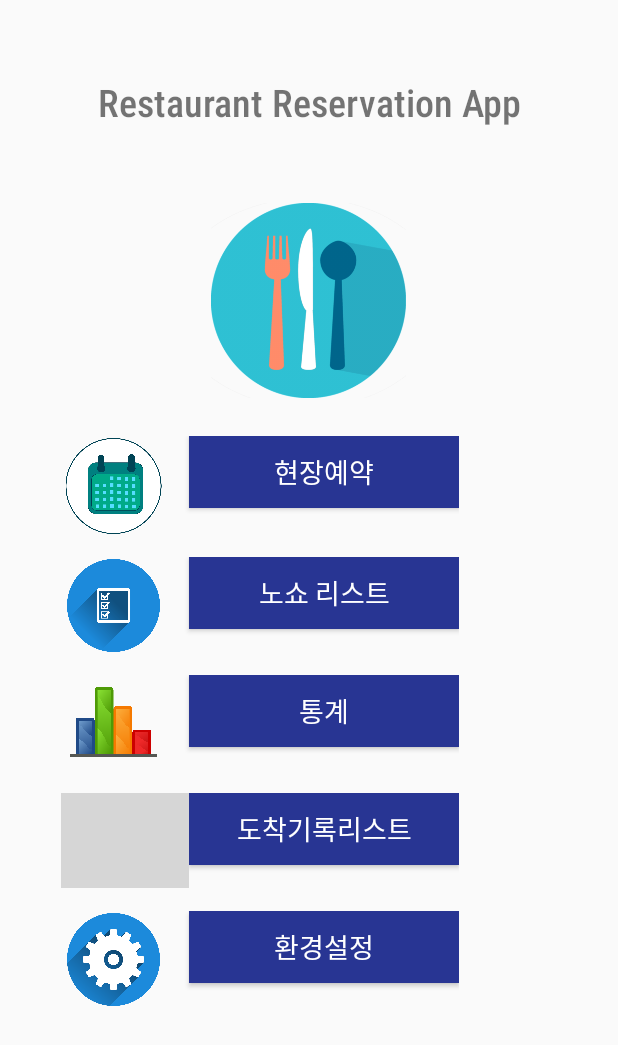
After one commit to DongHyun99/Restaurant_Reservation_System, an Android app: the layout activity_admin_main.xml on its own in the app's theme, with its tools: preview values and no code run, on a phone screen of 412 x 824 dp. The commit adds this screen. Shown: the top 1045 px of the screen. Run offline under Robolectric (Android 15) with nearby library versions, the light colour scheme and no system bars; grey boxes are pictures that could not be loaded.

Commit message:
admin_mainUI add

```diff
--- a/app/src/main/java/com/restaurant_reservation_system/controllers/ListActivity.java
+++ b/app/src/main/java/com/restaurant_reservation_system/controllers/ListActivity.java
@@ -119,7 +119,7 @@ public class ListActivity extends AppCompatActivity {
         @Override
         public void run() {
             try {
-                String site = "http://121.169.25.215/reservation.php";
+                String site = "http://192.168.219.100/reservation.php";
                 URL url = new URL(site);
                 //접속
                 URLConnection conn = url.openConnection();
@@ -244,7 +244,7 @@ public class ListActivity extends AppCompatActivity {
     }
 
     class UpDate extends StringRequest{
-        final static private String URL ="http://121.169.25.215/update_penalty.php";
+        final static private String URL ="http://192.168.219.100/update_penalty.php";
         private Map map;
         public UpDate(String id, String penalty, Response.Listener listener){
             super(Method.POST, URL, listener, null);
--- a/app/src/main/java/com/restaurant_reservation_system/controllers/LoginActivity.java
+++ b/app/src/main/java/com/restaurant_reservation_system/controllers/LoginActivity.java
@@ -109,7 +109,7 @@ public class LoginActivity extends AppCompatActivity {
         @Override
         public void run() {
             try {
-                String site = "http://121.169.25.215/user_inform.php";
+                String site = "http://192.168.219.100/user_inform.php";
                 URL url = new URL(site);
                 //접속
                 URLConnection conn = url.openConnection();
--- a/app/src/main/java/com/restaurant_reservation_system/controllers/MainActivity.java
+++ b/app/src/main/java/com/restaurant_reservation_system/controllers/MainActivity.java
@@ -182,7 +182,7 @@ public class MainActivity extends AppCompatActivity {
         @Override
         public void run() {
             try {
-                String site = "http://121.169.25.215/reservation.php";
+                String site = "http://192.168.219.100/reservation.php";
                 URL url = new URL(site);
                 //접속
                 URLConnection conn = url.openConnection();
--- a/app/src/main/java/com/restaurant_reservation_system/controllers/StaticisActivity.java
+++ b/app/src/main/java/com/restaurant_reservation_system/controllers/StaticisActivity.java
@@ -48,7 +48,7 @@ public class StaticisActivity extends AppCompatActivity {
         mArrayList = new ArrayList<>();
 
         GetData task = new GetData();
-        task.execute("http://121.169.25.215/getjson.php");
+        task.execute("http://192.168.219.100/getjson.php");
     }
 
 
--- a/app/src/main/java/com/restaurant_reservation_system/controllers/TImeTableActivity.java
+++ b/app/src/main/java/com/restaurant_reservation_system/controllers/TImeTableActivity.java
@@ -64,7 +64,7 @@
         @Override
         public void run() {
             try {
-                String site = "http://121.169.25.215/reservation.php";
+                String site = "http://192.168.219.100/reservation.php";
                 URL url = new URL(site);
                 //접속
                 URLConnection conn = url.openConnection();
--- a/app/src/main/java/com/restaurant_reservation_system/database/RegisterRequest.java
+++ b/app/src/main/java/com/restaurant_reservation_system/database/RegisterRequest.java
@@ -9,7 +9,7 @@ import java.util.Map;
 public class RegisterRequest extends StringRequest {
 
     // 서버 URL 설정 ( PHP 파일 연동 )
-    final static private String URL = "http://121.169.25.215/edit_user_inform2.php";
+    final static private String URL = "http://192.168.219.100/edit_user_inform2.php";
     private Map<String, String> map;
 
 
--- a/app/src/main/java/com/restaurant_reservation_system/database/ReservationRequest.java
+++ b/app/src/main/java/com/restaurant_reservation_system/database/ReservationRequest.java
@@ -9,7 +9,7 @@ import java.util.Map;
 public class ReservationRequest extends StringRequest {
 
     // 서버 URL 설정 ( PHP 파일 연동 )
-    final static private String URL = "http://121.169.25.215/edit_reservation.php";
+    final static private String URL = "http://192.168.219.100/edit_reservation.php";
     private Map<String, String> map;
 
 
--- /dev/null
+++ b/app/src/main/res/layout/activity_admin_main.xml
@@ -0,0 +1,211 @@
+<androidx.drawerlayout.widget.DrawerLayout
+        xmlns:android="http://schemas.android.com/apk/res/android"
+        android:id="@+id/admin_main_layout"
+        android:layout_width="match_parent"
+        android:layout_height="match_parent"
+        android:orientation="vertical">
+
+
+    <RelativeLayout
+            android:layout_width="match_parent"
+            android:layout_height="match_parent">
+        <FrameLayout
+                android:id="@android:id/tabcontent"
+                android:layout_width="match_parent"
+                android:layout_height="match_parent"
+                android:layout_margin="15dp">
+
+            <LinearLayout
+                    android:id="@+id/tab1"
+                    android:layout_width="match_parent"
+                    android:layout_height="match_parent"
+                    android:orientation="vertical">
+
+                <LinearLayout
+                        android:id="@+id/containerTitle"
+                        android:layout_width="match_parent"
+                        android:layout_height="wrap_content"
+                        android:orientation="vertical"
+                        android:padding="15dp"
+                        android:layout_marginBottom="10dp">
+
+                    <TextView
+                            android:id="@+id/title"
+                            android:layout_width="match_parent"
+                            android:layout_height="wrap_content"
+                            android:text="Restaurant Reservation App"
+                            android:textAlignment="center"
+                            android:textSize="25sp"
+                            android:inputType="text"
+                            android:maxLines="1"
+                            android:singleLine="true"
+                            android:layout_marginTop="20dp"
+                            android:fontFamily="sans-serif-condensed-medium"/>
+                    <ImageView
+                            android:src="@drawable/logo1"
+                            android:layout_width="130dp"
+                            android:layout_height="130dp"
+                            android:id="@+id/imageView"
+                            android:layout_marginTop="50dp"
+                            android:layout_marginLeft="110dp"/>
+
+                </LinearLayout>
+
+
+                <LinearLayout
+                        android:id="@+id/containerReservation"
+                        android:layout_width="wrap_content"
+                        android:layout_height="wrap_content"
+                        android:orientation="horizontal"
+                        android:paddingLeft="15dp"
+                        android:paddingBottom="10dp"
+                        android:layout_marginLeft="10dp"
+                        android:layout_marginBottom="5dp"
+                >
+
+                    <ImageView
+                            android:layout_width="85dp"
+                            android:layout_height="65dp"
+                            android:src="@drawable/calendar"
+                            android:paddingTop="1dp"
+                            android:paddingRight="15dp"
+                    />
+                    <Button
+                            android:id="@+id/book_btn"
+                            android:layout_width="180dp"
+                            android:layout_height="wrap_content"
+                            android:background="@color/primaryBlue"
+                            android:text="현장예약"
+                            android:textSize="18sp"
+                            android:inputType="text"
+                            android:maxLines="1"
+                            android:singleLine="true"
+                            android:fontFamily="sans-serif-condensed-medium"
+                            android:textColor="@color/colorInverted"/>
+
+                </LinearLayout>
+
+                <LinearLayout
+                        android:id="@+id/containerArriveTime"
+                        android:layout_width="wrap_content"
+                        android:layout_height="wrap_content"
+                        android:orientation="horizontal"
+                        android:paddingLeft="15dp"
+                        android:paddingBottom="10dp"
+                        android:layout_marginLeft="10dp"
+                        android:layout_marginBottom="5dp"
+                >
+
+                    <ImageView
+                            android:layout_width="85dp"
+                            android:layout_height="63dp"
+                            android:src="@drawable/noshowlist"
+                            android:paddingTop="1dp"
+                            android:paddingRight="15dp"/>
+                    <Button
+                            android:id="@+id/btnArriveTime"
+                            android:layout_width="180dp"
+                            android:layout_height="wrap_content"
+                            android:background="@color/primaryBlue"
+                            android:text="노쇼 리스트"
+                            android:textSize="18sp"
+                            android:inputType="text"
+                            android:maxLines="1"
+                            android:singleLine="true"
+                            android:fontFamily="sans-serif-condensed-medium"
+                            android:textColor="@color/colorInverted"/>
+
+                </LinearLayout>
+
+                <LinearLayout
+                        android:id="@+id/containerStatistics"
+                        android:layout_width="wrap_content"
+                        android:layout_height="wrap_content"
+                        android:orientation="horizontal"
+                        android:paddingLeft="15dp"
+                        android:paddingBottom="10dp"
+                        android:layout_marginLeft="10dp"
+                        android:layout_marginBottom="5dp">
+
+                    <ImageView
+                            android:layout_width="85dp"
+                            android:layout_height="63dp"
+                            android:src="@drawable/statistics"
+                            android:paddingTop="1dp"
+                            android:paddingRight="15dp"/>
+                    <Button
+                            android:id="@+id/btnStatistics"
+                            android:layout_width="180dp"
+                            android:layout_height="wrap_content"
+                            android:background="@color/primaryBlue"
+                            android:text="통계"
+                            android:textSize="18sp"
+                            android:inputType="text"
+                            android:maxLines="1"
+                            android:singleLine="true"
+                            android:fontFamily="sans-serif-condensed-medium"
+                            android:textColor="@color/colorInverted"/>
+                </LinearLayout>
+                <LinearLayout
+                        android:id="@+id/containerArrivalList"
+                        android:layout_width="wrap_content"
+                        android:layout_height="wrap_content"
+                        android:orientation="horizontal"
+                        android:paddingLeft="15dp"
+                        android:paddingBottom="10dp"
+                        android:layout_marginLeft="10dp"
+                        android:layout_marginBottom="5dp">
+
+                    <ImageView
+                            android:layout_width="85dp"
+                            android:layout_height="63dp"
+                            android:src="@drawable/waitinglist"
+                            android:paddingTop="1dp"
+                            android:paddingRight="15dp"/>
+                    <Button
+                            android:id="@+id/ArrivalList_btn"
+                            android:layout_width="180dp"
+                            android:layout_height="wrap_content"
+                            android:background="@color/primaryBlue"
+                            android:text="도착기록리스트"
+                            android:textSize="18sp"
+                            android:inputType="text"
+                            android:maxLines="1"
+                            android:singleLine="true"
+                            android:fontFamily="sans-serif-condensed-medium"
+                            android:textColor="@color/colorInverted"/>
+                </LinearLayout>
+                <LinearLayout
+                        android:id="@+id/containerSetting"
+                        android:layout_width="wrap_content"
+                        android:layout_height="wrap_content"
+                        android:orientation="horizontal"
+                        android:paddingLeft="15dp"
+                        android:paddingBottom="10dp"
+                        android:layout_marginLeft="10dp"
+                        android:layout_marginBottom="5dp">
+
+                    <ImageView
+                            android:layout_width="85dp"
+                            android:layout_height="63dp"
+                            android:src="@drawable/setting"
+                            android:paddingTop="1dp"
+                            android:paddingRight="15dp"/>
+                    <Button
+                            android:id="@+id/btnSetting"
+                            android:layout_width="180dp"
+                            android:layout_height="wrap_content"
+                            android:background="@color/primaryBlue"
+                            android:text="환경설정"
+                            android:textSize="18sp"
+                            android:inputType="text"
+                            android:maxLines="1"
+                            android:singleLine="true"
+                            android:fontFamily="sans-serif-condensed-medium"
+                            android:textColor="@color/colorInverted"/>
+                </LinearLayout>
+            </LinearLayout>
+        </FrameLayout>
+    </RelativeLayout>
+    <include layout="@layout/activity_drawer"/>
+</androidx.drawerlayout.widget.DrawerLayout>
```
Also changed, not shown: app/src/main/res/drawable/setting.png (added).
